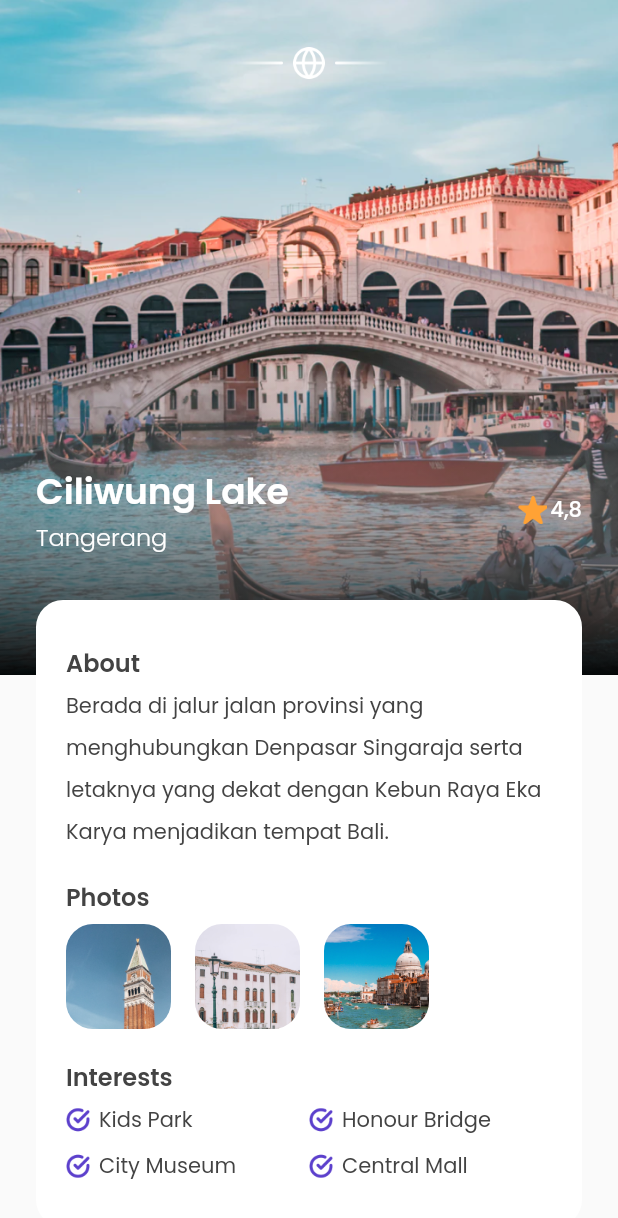
After one commit to muh-hidayaat/travelby-app, a Flutter app: the DetailPage screen opened by its route, on a phone screen of 412 x 824 dp. The commit adds this screen. Shown: the top 1218 px of the screen. Run offline on Flutter 3.47's test engine with Material 2 defaults, Android fonts, the light colour scheme and no system bars; our stand-ins replace google_fonts.

Commit message:
changes folder structure && feat: detail page

```diff
--- a/lib/main.dart
+++ b/lib/main.dart
@@ -1,10 +1,11 @@
 import 'package:flutter/material.dart';
-import 'package:travelby_app/ui/pages/get_started_page.dart';
+import 'package:travelby_app/ui/pages/intro/get_started_page.dart';
 import 'package:travelby_app/ui/pages/main_page.dart';
-import 'package:travelby_app/ui/pages/signup_page.dart';
-import 'package:travelby_app/ui/pages/splash_page.dart';
+import 'package:travelby_app/ui/pages/auth/signup_page.dart';
+import 'package:travelby_app/ui/pages/intro/splash_page.dart';
 
-import 'ui/pages/bonus_page.dart';
+import 'ui/pages/content/detail_page.dart';
+import 'ui/pages/intro/bonus_page.dart';
 
 void main() {
   runApp(const MyApp());
@@ -23,6 +24,7 @@ class MyApp extends StatelessWidget {
         '/signup': (context) => const SignupPage(),
         '/bonus': (context) => const BonusPage(),
         '/home': (context) => const MainPage(),
+        '/detail': (context) => const DetailPage(),
       },
     );
   }
--- a/lib/shared/assets.dart
+++ b/lib/shared/assets.dart
@@ -8,4 +8,5 @@ class AppAsset {
   static const iconCard = 'assets/icon_card.png';
   static const iconSettings = 'assets/icon_settings.png';
   static const iconStar = 'assets/icon_star.png';
+  static const emblem = 'assets/icon_emblem.png';
 }
--- /dev/null
+++ b/lib/ui/pages/content/detail_page.dart
@@ -0,0 +1,206 @@
+import 'package:flutter/material.dart';
+import 'package:travelby_app/shared/assets.dart';
+import 'package:travelby_app/shared/theme.dart';
+import 'package:travelby_app/ui/widgets/interest_item.dart';
+import 'package:travelby_app/ui/widgets/photo_item.dart';
+
+class DetailPage extends StatelessWidget {
+  const DetailPage({super.key});
+
+  @override
+  Widget build(BuildContext context) {
+    Widget backgroundImage() {
+      return Container(
+        width: double.infinity,
+        height: 450,
+        decoration: const BoxDecoration(
+          image: DecorationImage(
+            fit: BoxFit.cover,
+            image: AssetImage('assets/image_destination1.png'),
+          ),
+        ),
+      );
+    }
+
+    Widget customShadow() {
+      return Container(
+        width: double.infinity,
+        height: 214,
+        margin: const EdgeInsets.only(
+          top: 236,
+        ),
+        decoration: BoxDecoration(
+          gradient: LinearGradient(
+              begin: Alignment.topCenter,
+              end: Alignment.bottomCenter,
+              colors: [
+                kWhiteColor.withOpacity(0),
+                Colors.black.withOpacity(0.95),
+              ]),
+        ),
+      );
+    }
+
+    Widget content() {
+      return Container(
+        width: double.infinity,
+        margin: EdgeInsets.symmetric(horizontal: defaultMargin),
+        child: Column(
+          children: [
+            //NOTE : Emblem
+            Container(
+              width: 104,
+              height: 24,
+              margin: const EdgeInsets.only(top: 30),
+              decoration: const BoxDecoration(
+                image: DecorationImage(
+                  image: AssetImage(AppAsset.emblem),
+                ),
+              ),
+            ),
+
+            //Note: Title
+            Container(
+              margin: const EdgeInsets.only(top: 256),
+              child: Row(
+                children: [
+                  Expanded(
+                    child: Column(
+                      crossAxisAlignment: CrossAxisAlignment.start,
+                      children: [
+                        Text(
+                          'Ciliwung Lake',
+                          style: whiteTextStyle.copyWith(
+                            fontSize: 24,
+                            fontWeight: semiBold,
+                          ),
+                          overflow: TextOverflow.ellipsis,
+                        ),
+                        Text(
+                          'Tangerang',
+                          style: whiteTextStyle.copyWith(
+                            fontSize: 16,
+                            fontWeight: light,
+                          ),
+                        )
+                      ],
+                    ),
+                  ),
+                  Row(
+                    mainAxisAlignment: MainAxisAlignment.center,
+                    crossAxisAlignment: CrossAxisAlignment.center,
+                    children: [
+                      Container(
+                        height: 20,
+                        width: 20,
+                        decoration: const BoxDecoration(
+                          image: DecorationImage(
+                            image: AssetImage(AppAsset.iconStar),
+                          ),
+                        ),
+                      ),
+                      const SizedBox(width: 2),
+                      Text(
+                        '4,8',
+                        style: whiteTextStyle.copyWith(fontWeight: medium),
+                      ),
+                    ],
+                  ),
+                ],
+              ),
+            ),
+
+            //NOTE : Description
+            Container(
+              width: double.infinity,
+              margin: const EdgeInsets.only(top: 30),
+              padding: const EdgeInsets.symmetric(
+                horizontal: 20,
+                vertical: 30,
+              ),
+              decoration: BoxDecoration(
+                color: kWhiteColor,
+                borderRadius: BorderRadius.circular(18),
+              ),
+              child: Column(
+                crossAxisAlignment: CrossAxisAlignment.start,
+                children: [
+                  Text(
+                    'About',
+                    style: blackTextStyle.copyWith(
+                      fontSize: 16,
+                      fontWeight: semiBold,
+                    ),
+                  ),
+                  Text(
+                    'Berada di jalur jalan provinsi yang menghubungkan Denpasar Singaraja serta letaknya yang dekat dengan Kebun Raya Eka Karya menjadikan tempat Bali.',
+                    style: blackTextStyle.copyWith(
+                      height: 2,
+                    ),
+                  ),
+                  const SizedBox(height: 20),
+                  Text(
+                    'Photos',
+                    style: blackTextStyle.copyWith(
+                      fontSize: 16,
+                      fontWeight: semiBold,
+                    ),
+                  ),
+                  const SizedBox(height: 6),
+                  Row(
+                    children: const [
+                      PhotoItem(imageUrl: 'assets/image_photo1.png'),
+                      PhotoItem(imageUrl: 'assets/image_photo2.png'),
+                      PhotoItem(imageUrl: 'assets/image_photo3.png'),
+                    ],
+                  ),
+                  const SizedBox(height: 20),
+                  Text(
+                    'Interests',
+                    style: blackTextStyle.copyWith(
+                      fontSize: 16,
+                      fontWeight: semiBold,
+                    ),
+                  ),
+                  const SizedBox(height: 6),
+                  Row(
+                    children: const [
+                      InterestItem(
+                        text: 'Kids Park',
+                      ),
+                      InterestItem(
+                        text: 'Honour Bridge',
+                      ),
+                    ],
+                  ),
+                  const SizedBox(height: 10),
+                  Row(
+                    children: const [
+                      InterestItem(
+                        text: 'City Museum',
+                      ),
+                      InterestItem(
+                        text: 'Central Mall',
+                      ),
+                    ],
+                  ),
+                ],
+              ),
+            )
+          ],
+        ),
+      );
+    }
+
+    return Scaffold(
+      backgroundColor: kBackgroundColor,
+      body: Stack(
+        children: [
+          backgroundImage(),
+          customShadow(),
+          content(),
+        ],
+      ),
+    );
+  }
+}
--- a/lib/ui/pages/main_page.dart
+++ b/lib/ui/pages/main_page.dart
@@ -1,7 +1,7 @@
 import 'package:flutter/material.dart';
 import 'package:travelby_app/shared/assets.dart';
 import 'package:travelby_app/shared/theme.dart';
-import 'package:travelby_app/ui/pages/home_page.dart';
+import 'package:travelby_app/ui/pages/content/home_page.dart';
 import 'package:travelby_app/ui/widgets/custom_button_navigation_item.dart';
 
 class MainPage extends StatelessWidget {
--- a/lib/ui/widgets/destination_card.dart
+++ b/lib/ui/widgets/destination_card.dart
@@ -19,7 +19,11 @@ class DestinationCard extends StatelessWidget {
 
   @override
   Widget build(BuildContext context) {
-    return Container(
+    return GestureDetector(
+      onTap: () {
+        Navigator.pushNamed(context, '/detail');
+      },
+      child: Container(
         width: 200,
         height: 323,
         margin: EdgeInsets.only(
@@ -86,8 +90,8 @@ class DestinationCard extends StatelessWidget {
                 children: [
                   Text(
                     name,
-                  style:
-                      blackTextStyle.copyWith(fontSize: 18, fontWeight: medium),
+                    style: blackTextStyle.copyWith(
+                        fontSize: 18, fontWeight: medium),
                   ),
                   const SizedBox(height: 5),
                   Text(
@@ -101,6 +105,7 @@ class DestinationCard extends StatelessWidget {
             ),
           ],
         ),
+      ),
     );
   }
 }
--- /dev/null
+++ b/lib/ui/widgets/interest_item.dart
@@ -0,0 +1,33 @@
+import 'package:flutter/material.dart';
+
+import '../../shared/theme.dart';
+
+class InterestItem extends StatelessWidget {
+  final String text;
+
+  const InterestItem({super.key, required this.text});
+
+  @override
+  Widget build(BuildContext context) {
+    return Expanded(
+      child: Row(
+        children: [
+          Container(
+            width: 16,
+            height: 16,
+            margin: const EdgeInsets.only(right: 6),
+            decoration: const BoxDecoration(
+              image: DecorationImage(
+                image: AssetImage('assets/icon_check.png'),
+              ),
+            ),
+          ),
+          Text(
+            text,
+            style: blackTextStyle,
+          ),
+        ],
+      ),
+    );
+  }
+}
--- /dev/null
+++ b/lib/ui/widgets/photo_item.dart
@@ -0,0 +1,22 @@
+import 'package:flutter/material.dart';
+
+class PhotoItem extends StatelessWidget {
+  final String imageUrl;
+  const PhotoItem({super.key, required this.imageUrl});
+
+  @override
+  Widget build(BuildContext context) {
+    return Container(
+      width: 70,
+      height: 70,
+      margin: const EdgeInsets.only(right: 16),
+      decoration: BoxDecoration(
+        borderRadius: BorderRadius.circular(18),
+        image: DecorationImage(
+          fit: BoxFit.cover,
+          image: AssetImage(imageUrl),
+        ),
+      ),
+    );
+  }
+}
```
Also changed, not shown: lib/ui/pages/auth/signup_page.dart (renamed from lib/ui/pages/signup_page.dart), lib/ui/pages/content/home_page.dart (renamed from lib/ui/pages/home_page.dart), lib/ui/pages/intro/bonus_page.dart (renamed from lib/ui/pages/bonus_page.dart), lib/ui/pages/intro/get_started_page.dart (renamed from lib/ui/pages/get_started_page.dart), lib/ui/pages/intro/splash_page.dart (renamed from lib/ui/pages/splash_page.dart). Lines whose indentation alone changed are shown as unchanged.
